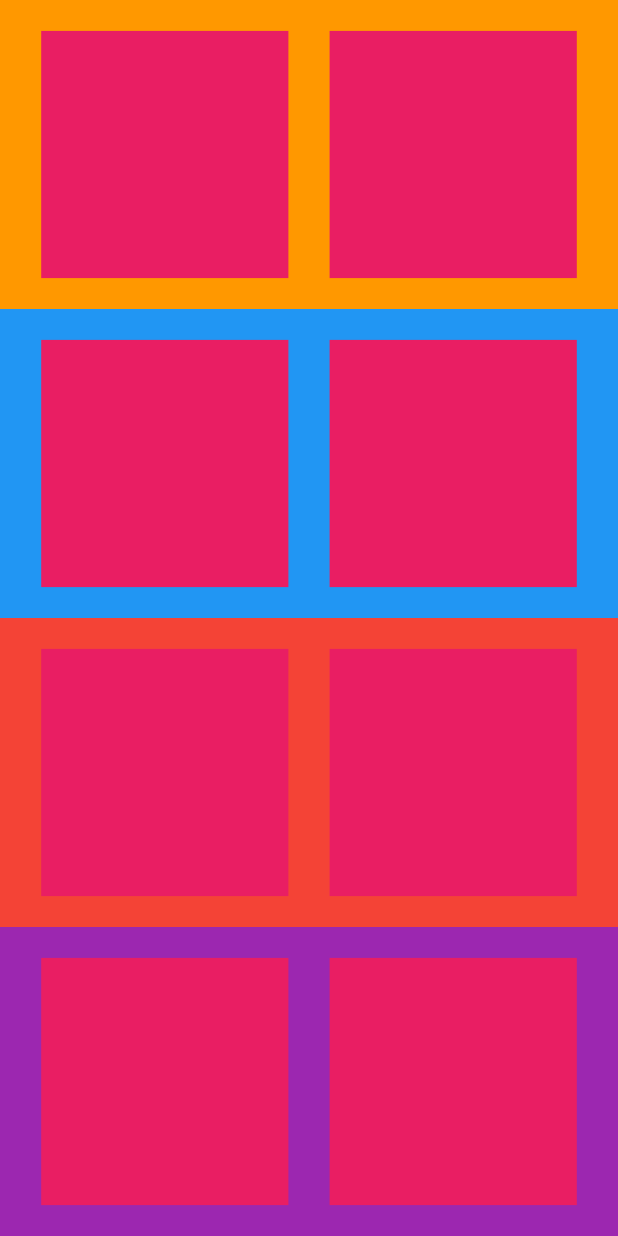
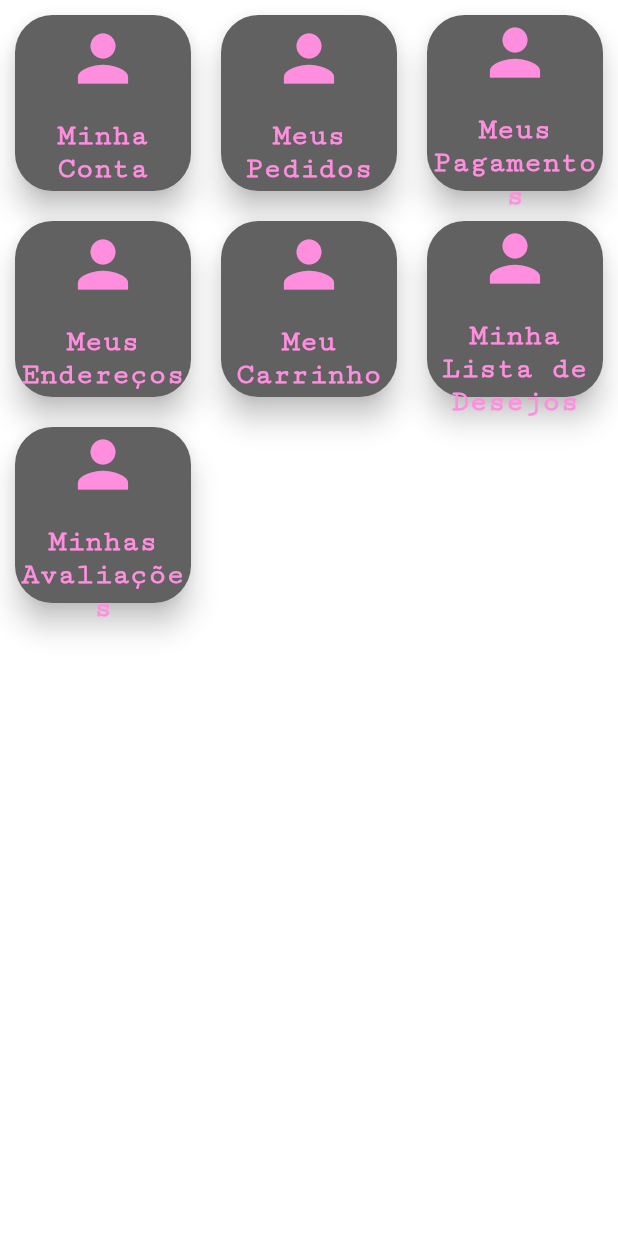
Before and after one commit to guishas/viasudeste-frontend, a Flutter app: the ProfileScreen screen opened directly, on a phone screen of 412 x 824 dp. Run offline on Flutter 3.47's test engine with Material 2 defaults, Android fonts, the light colour scheme and no system bars; our stand-ins replace dio, flutter_form_builder, rxdart, shared_preferences; accounts and stored records are empty; network calls fail.

Commit message:
tela de perfil e de categorias em andamento

```diff
--- a/viasudeste/lib/src/blocs/categories_bloc.dart
+++ b/viasudeste/lib/src/blocs/categories_bloc.dart
@@ -9,6 +9,7 @@ class CategoriesBloc extends BaseBloc {
   final Api api = Api();
 
   final categorias = BehaviorSubject<List<CategoriaModel>?>.seeded(null);
+  final List<IconData> icons = [Icons.toys_outlined, Icons.phone_iphone, Icons.menu_book];
 
   void initStateScreen() {
     getCategorias();
--- /dev/null
+++ b/viasudeste/lib/src/blocs/profile_bloc.dart
@@ -0,0 +1,25 @@
+import 'package:flutter/material.dart';
+import 'package:viasudeste/library/utilities/base_bloc.dart';
+import 'package:viasudeste/src/models/profile_items_model.dart';
+
+class ProfileBloc extends BaseBloc {
+
+  final List<ProfileItemsModel> items = [
+    ProfileItemsModel(iconData: Icons.person, name: 'Minha Conta'),
+    ProfileItemsModel(iconData: Icons.person, name: 'Meus Pedidos'),
+    ProfileItemsModel(iconData: Icons.person, name: 'Meus Pagamentos'),
+    ProfileItemsModel(iconData: Icons.person, name: 'Meus Endereços'),
+    ProfileItemsModel(iconData: Icons.person, name: 'Meu Carrinho'),
+    ProfileItemsModel(iconData: Icons.person, name: 'Minha Lista de Desejos'),
+    ProfileItemsModel(iconData: Icons.person, name: 'Minhas Avaliações'),
+  ];
+
+  void initStateScreen() {
+
+  }
+
+  void disposeScreen() {
+
+    disposeBaseBloc();
+  }
+}
--- /dev/null
+++ b/viasudeste/lib/src/models/profile_items_model.dart
@@ -0,0 +1,11 @@
+import 'package:flutter/material.dart';
+
+class ProfileItemsModel {
+  IconData? iconData;
+  String? name;
+
+  ProfileItemsModel({
+    this.iconData,
+    this.name,
+  });
+}
--- a/viasudeste/lib/src/screens/categories_screen.dart
+++ b/viasudeste/lib/src/screens/categories_screen.dart
@@ -33,20 +33,51 @@ class _CategoriesScreenState extends State<CategoriesScreen> {
         return Scaffold(
           body: _bloc.categorias.value == null
             ? Center(
-              child: CircularProgressIndicator(
-                color: Styles.mainPinkColor,
+                child: CircularProgressIndicator(
+                  color: Styles.mainPinkColor,
+                )
               )
-            )
-            : Center(
-              child: ListView.builder(
+            : GridView.builder(
+                gridDelegate: SliverGridDelegateWithMaxCrossAxisExtent(
+                  maxCrossAxisExtent: 190,
+                  childAspectRatio: 2 / 2,
+                ),
                 itemCount: _bloc.categorias.value!.length,
                 itemBuilder: (context, index) {
-                  return ListTile(
-                    title: Text(_bloc.categorias.value![index].categoriaNome.toString()),
+                  return Card(
+                    color: Styles.mainLightGreyColor,
+                    margin: EdgeInsets.symmetric(vertical: 10, horizontal: 10),
+                    elevation: 8.0,
+                    shape: RoundedRectangleBorder(
+                      borderRadius: BorderRadius.all(Radius.circular(25))
+                    ),
+                    child: Column(
+                      mainAxisAlignment: MainAxisAlignment.center,
+                      crossAxisAlignment: CrossAxisAlignment.center,
+                      children: [
+                        Icon(
+                          _bloc.icons[index],
+                          size: 50,
+                          color: Styles.mainPinkColor,
+                        ),
+                        Padding(
+                          padding: EdgeInsets.only(top: 15),
+                          child: Text(
+                            _bloc.categorias.value![index].categoriaNome.toString(),
+                            style: TextStyle(
+                              fontSize: 20,
+                              fontFamily: 'Cutive Mono',
+                              fontWeight: FontWeight.bold,
+                              color: Styles.mainPinkColor,
+                            ),
+                            textAlign: TextAlign.center,
+                          ),
+                        )
+                      ],
+                    ),
                   );
-                },
+                }
               )
-            ),
         );
       }
     );
--- a/viasudeste/lib/src/screens/profile_screen.dart
+++ b/viasudeste/lib/src/screens/profile_screen.dart
@@ -1,4 +1,6 @@
 import 'package:flutter/material.dart';
+import 'package:viasudeste/library/utilities/styles.dart';
+import 'package:viasudeste/src/blocs/profile_bloc.dart';
 
 class ProfileScreen extends StatefulWidget {
   const ProfileScreen({ Key? key }) : super(key: key);
@@ -8,105 +10,64 @@ class ProfileScreen extends StatefulWidget {
 }
 
 class _ProfileScreenState extends State<ProfileScreen> {
+
+  late ProfileBloc _bloc;
+
+  final _scaffoldState = GlobalKey<ScaffoldState>();
+
+  @override
+  void initState() {
+    _bloc = ProfileBloc();
+    _bloc.configContext(context, _scaffoldState);
+    _bloc.initStateScreen();
+
+    super.initState();
+  }
+
   @override
   Widget build(BuildContext context) {
     return Scaffold(
-      body: Column(
-        children: [
-          Expanded(
-            child: Container(
-              color: Colors.orange,
-              height: MediaQuery.of(context).size.height/2,
-              width: MediaQuery.of(context).size.width,
-              child: Row(
-                mainAxisAlignment: MainAxisAlignment.spaceEvenly,
-                crossAxisAlignment: CrossAxisAlignment.center,
-                children: [
-                  Container(
-                    width: MediaQuery.of(context).size.width * 0.4,
-                    height: MediaQuery.of(context).size.height * 0.2,
-                    color: Colors.pink,
+      body: GridView.builder(
+        gridDelegate: SliverGridDelegateWithMaxCrossAxisExtent(
+          maxCrossAxisExtent: 190,
+          childAspectRatio: 2 / 2,
+        ),
+        itemCount: _bloc.items.length,
+        itemBuilder: (context, index) {
+          return Card(
+            color: Styles.mainLightGreyColor,
+            margin: EdgeInsets.symmetric(vertical: 10, horizontal: 10),
+            elevation: 8.0,
+            shape: RoundedRectangleBorder(
+              borderRadius: BorderRadius.all(Radius.circular(25))
+            ),
+            child: Column(
+              mainAxisAlignment: MainAxisAlignment.center,
+              crossAxisAlignment: CrossAxisAlignment.center,
+              children: [
+                Icon(
+                  _bloc.items[index].iconData,
+                  size: 50,
+                  color: Styles.mainPinkColor,
+                ),
+                Padding(
+                  padding: EdgeInsets.only(top: 15),
+                  child: Text(
+                    _bloc.items[index].name.toString(),
+                    style: TextStyle(
+                      fontSize: 20,
+                      fontFamily: 'Cutive Mono',
+                      fontWeight: FontWeight.bold,
+                      color: Styles.mainPinkColor,
+                    ),
+                    textAlign: TextAlign.center,
                   ),
-                  Container(
-                    width: MediaQuery.of(context).size.width * 0.4,
-                    height: MediaQuery.of(context).size.height * 0.2,
-                    color: Colors.pink,
-                  )
-                ],
-              ),
+                )
+              ],
             ),
-          ),
-          Expanded(
-            child: Container(
-              color: Colors.blue,
-              height: MediaQuery.of(context).size.height/2,
-              width: MediaQuery.of(context).size.width,
-              child: Row(
-                mainAxisAlignment: MainAxisAlignment.spaceEvenly,
-                crossAxisAlignment: CrossAxisAlignment.center,
-                children: [
-                  Container(
-                    width: MediaQuery.of(context).size.width * 0.4,
-                    height: MediaQuery.of(context).size.height * 0.2,
-                    color: Colors.pink,
-                  ),
-                  Container(
-                    width: MediaQuery.of(context).size.width * 0.4,
-                    height: MediaQuery.of(context).size.height * 0.2,
-                    color: Colors.pink,
-                  )
-                ],
-              ),
-            ),
-          ),
-          Expanded(
-            child: Container(
-              color: Colors.red,
-              height: MediaQuery.of(context).size.height/2,
-              width: MediaQuery.of(context).size.width,
-              child: Row(
-                mainAxisAlignment: MainAxisAlignment.spaceEvenly,
-                crossAxisAlignment: CrossAxisAlignment.center,
-                children: [
-                  Container(
-                    width: MediaQuery.of(context).size.width * 0.4,
-                    height: MediaQuery.of(context).size.height * 0.2,
-                    color: Colors.pink,
-                  ),
-                  Container(
-                    width: MediaQuery.of(context).size.width * 0.4,
-                    height: MediaQuery.of(context).size.height * 0.2,
-                    color: Colors.pink,
-                  )
-                ],
-              ),
-            ),
-          ),
-          Expanded(
-            child: Container(
-              color: Colors.purple,
-              height: MediaQuery.of(context).size.height/2,
-              width: MediaQuery.of(context).size.width,
-              child: Row(
-                mainAxisAlignment: MainAxisAlignment.spaceEvenly,
-                crossAxisAlignment: CrossAxisAlignment.center,
-                children: [
-                  Container(
-                    width: MediaQuery.of(context).size.width * 0.4,
-                    height: MediaQuery.of(context).size.height * 0.2,
-                    color: Colors.pink,
-                  ),
-                  Container(
-                    width: MediaQuery.of(context).size.width * 0.4,
-                    height: MediaQuery.of(context).size.height * 0.2,
-                    color: Colors.pink,
-                  )
-                ],
-              ),
-            ),
-          ),
-        ],
-      ),
+          );
+        }
+      )
     );
   }
 }
```
